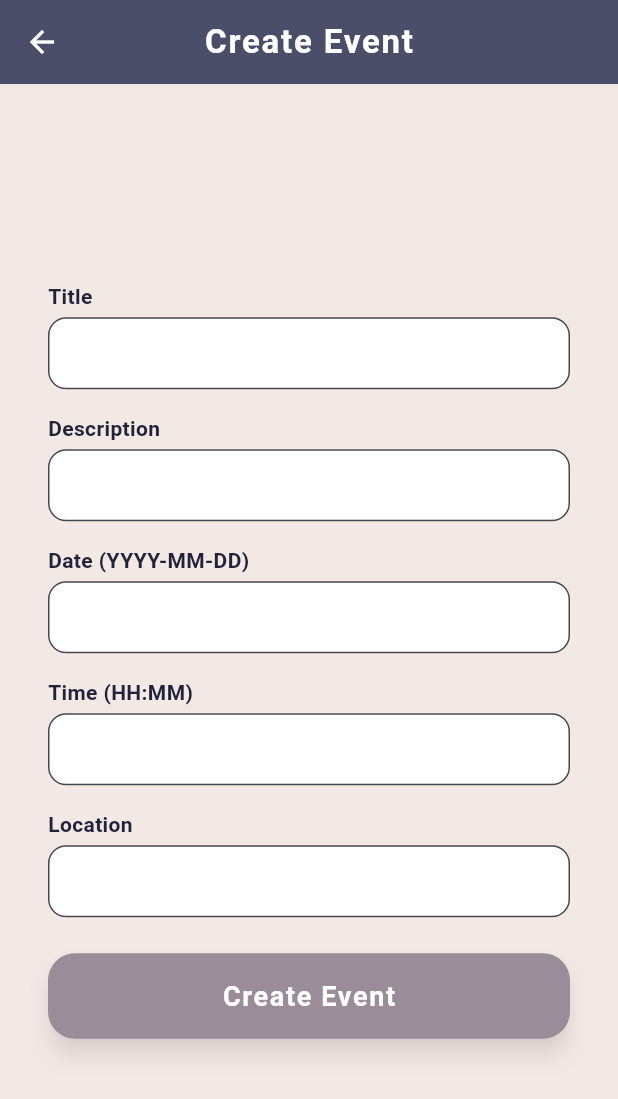
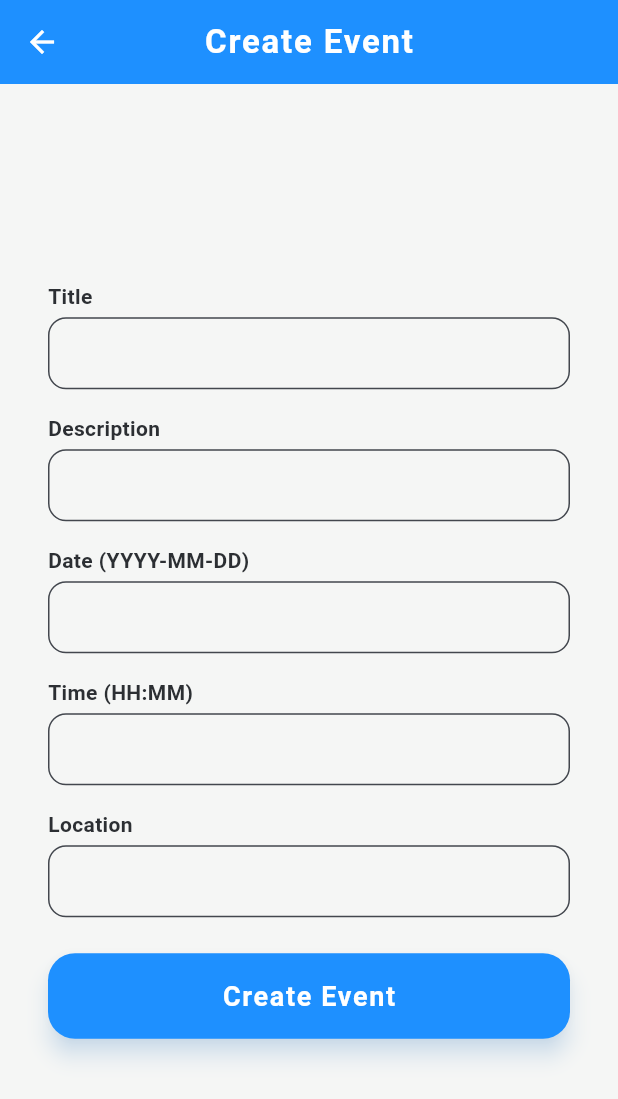
Before and after one commit to eerla/tribevibe_ui, a Flutter app: the CreateEventScreen screen opened by its route, on a phone screen of 412 x 824 dp. Shown: the top 1099 px of the screen. Run offline on Flutter 3.47's test engine with Material 3 defaults, Android fonts, the phone set to English and light mode, and no system bars; drawn by our look-alikes of flutter_animate; our stand-ins replace shared_preferences; accounts and stored records are empty.

Commit message:
update colors

```diff
--- a/lib/theme/app_colors.dart
+++ b/lib/theme/app_colors.dart
@@ -1,13 +1,21 @@
 import 'package:flutter/material.dart';
 
 class AppColors {
-  static const primary = Color(0xFF4A4E69); // Lighter for AppBar
-  static const secondary = Color(0xFF9A8C98); // Secondary accent
-  static const accent = Color(0xFF22223B); // Dark accent for text
-  static const background = Color(0xFFF2E9E4);
-  static const card = Colors.white;
-  static const button = Color(0xFF9A8C98); // Keep button visible
+  static const electricBlue = Color(0xFF1E90FF); // Techy energy for headers, primary buttons, links
+  static const vibrantCoral = Color(0xFFFF6B6B); // CTAs, active states, highlights
+  static const deepCharcoal = Color(0xFF2C2F33); // Text, nav, borders
+  static const softWhite = Color(0xFFF5F6F5); // Backgrounds, light mode
+  static const limeGreen = Color(0xFF32CD32); // Success, tags, hover
+
+  // App-wide aliases for easy migration
+  static const primary = electricBlue;
+  static const secondary = vibrantCoral;
+  static const accent = deepCharcoal;
+  static const background = softWhite;
+  static const card = softWhite;
+  static const button = electricBlue;
   static const buttonText = Colors.white;
-  static const icon = Color(0xFF4A4E69); // Use same as primary for icons
-  static const text = Color(0xFF22223B); // Main text color
+  static const icon = electricBlue;
+  static const text = deepCharcoal;
+  static const success = limeGreen;
 }
```
